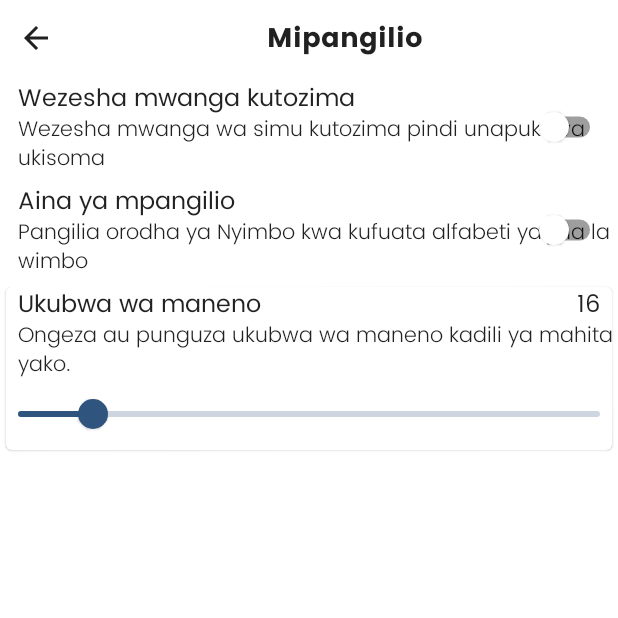
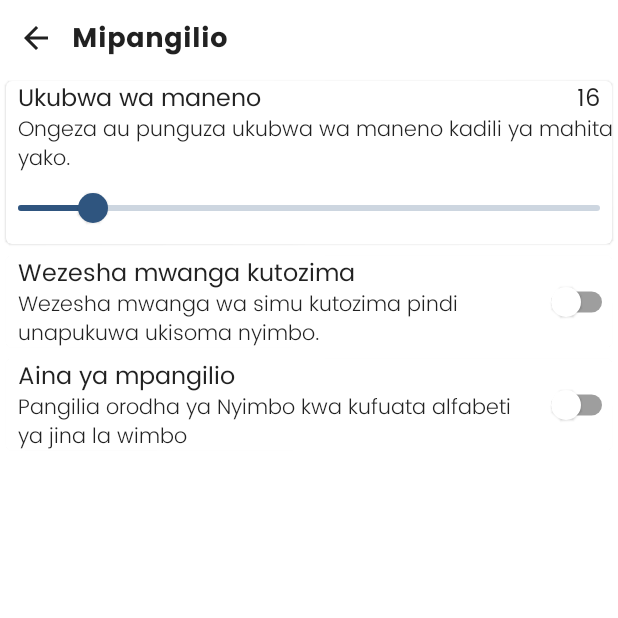
Before and after one commit to mwihechi/NyimboZaKristo, an Android app built with Jetpack Compose: the SettingScreen screen opened through its navigation route, on a phone screen of 412 x 824 dp, the top half of it. Run offline under Robolectric (Android 15) with nearby library versions, the phone set to English and light mode, and no system bars; our stand-ins replace Dagger/Hilt's generated code, Room's generated code, constraintlayout-compose, livedata-compose.

Commit message:
Base Application

```diff
--- a/app/src/main/java/com/tansoften/nyimbozakristo/NavHost.kt
+++ b/app/src/main/java/com/tansoften/nyimbozakristo/NavHost.kt
@@ -17,7 +17,8 @@ fun NavigationHost(navController: NavHostController, openDrawer: () -> Unit) {
         composable(DrawerScreens.AllSongScreen.route) {
             AllSongsScreen(openDrawer = {
                 openDrawer()
-            }, navController = navController)
+            }, navController = navController,
+            isShareApp = false)
         }
 
         composable(DrawerScreens.LovedSong.route) { LovedSongsScreen(navController = navController) }
@@ -40,7 +41,19 @@ fun NavigationHost(navController: NavHostController, openDrawer: () -> Unit) {
             )
         }
 
-        //composable(DrawerScreens.ShareScreen.route) { ShareApp() }
+        composable(DrawerScreens.NyimboSplashScreen.route) {
+            NyimboSplashScreen(navController = navController)
+        }
+
+        composable(DrawerScreens.ShareScreen.route) {
+            AllSongsScreen(
+                openDrawer = {
+                    openDrawer()
+                },
+                navController = navController,
+                isShareApp = true
+            )
+        }
 
     }
 }
--- a/app/src/main/java/com/tansoften/nyimbozakristo/screen/AboutScreen.kt
+++ b/app/src/main/java/com/tansoften/nyimbozakristo/screen/AboutScreen.kt
@@ -22,6 +22,7 @@ import androidx.compose.ui.unit.dp
 import androidx.constraintlayout.compose.ConstraintLayout
 import androidx.navigation.NavController
 import com.tansoften.nyimbozakristo.BuildConfig
+import com.tansoften.nyimbozakristo.DrawerScreens
 
 
 @Composable
@@ -39,7 +40,7 @@ fun AboutScreen(navController: NavController) {
             val (arrowIcon, titleText) = createRefs()
 
             IconButton(onClick = {
-                navController.popBackStack()
+                navController.navigate(DrawerScreens.AllSongScreen.route)
             }, modifier = Modifier.constrainAs(arrowIcon) {
                 centerVerticallyTo(parent)
                 start.linkTo(parent.start)
--- a/app/src/main/java/com/tansoften/nyimbozakristo/screen/AllSongScreen.kt
+++ b/app/src/main/java/com/tansoften/nyimbozakristo/screen/AllSongScreen.kt
@@ -1,4 +1,3 @@
-
 package com.tansoften.nyimbozakristo.screen
 
 import androidx.compose.foundation.background
@@ -7,32 +6,24 @@ import androidx.compose.foundation.layout.*
 import androidx.compose.foundation.lazy.LazyColumn
 import androidx.compose.foundation.lazy.itemsIndexed
 import androidx.compose.foundation.shape.CircleShape
-import androidx.compose.foundation.text.KeyboardOptions
 import androidx.compose.material.*
 import androidx.compose.material.icons.Icons
 import androidx.compose.material.icons.filled.Menu
 import androidx.compose.material.icons.filled.Sort
-import androidx.compose.runtime.setValue
-import androidx.compose.runtime.getValue
 import androidx.compose.material.icons.filled.SortByAlpha
-import androidx.compose.material.icons.rounded.Clear
 import androidx.compose.material.icons.rounded.Favorite
-import androidx.compose.material.icons.rounded.Search
 import androidx.compose.material.icons.twotone.Favorite
-import androidx.compose.runtime.Composable
+import androidx.compose.runtime.*
 import androidx.compose.runtime.livedata.observeAsState
-import androidx.compose.runtime.mutableStateOf
-import androidx.compose.runtime.saveable.rememberSaveable
-import androidx.compose.ui.Alignment
 import androidx.compose.ui.Modifier
-import androidx.compose.ui.graphics.Color
 import androidx.compose.ui.layout.layout
-import androidx.compose.ui.text.input.ImeAction
-import androidx.compose.ui.text.input.KeyboardType
 import androidx.compose.ui.text.style.TextAlign
 import androidx.compose.ui.text.style.TextOverflow
 import androidx.compose.ui.unit.dp
 import androidx.compose.ui.unit.sp
+import androidx.constraintlayout.compose.ChainStyle
+import androidx.constraintlayout.compose.ConstraintLayout
+import androidx.constraintlayout.compose.Dimension
 import androidx.hilt.navigation.compose.hiltViewModel
 import androidx.navigation.NavHostController
 import com.tansoften.nyimbozakristo.DrawerScreens
@@ -47,6 +38,7 @@ fun AllSongsScreen(
     openDrawer: () -> Unit,
     viewModel: SongsViewModel = hiltViewModel(),
     navController: NavHostController,
+    isShareApp: Boolean
 ) {
     val songs = viewModel.songs.observeAsState().value
 
@@ -63,6 +55,10 @@ fun AllSongsScreen(
                 }
             }
         }
+
+       /* if (isShareApp) {
+            ShareApp()
+        }*/
     }
 }
 
@@ -74,26 +70,40 @@ fun AppBarAllSong(
     // sort order value
     val sortOrderPreference = viewModel.songSorted.observeAsState().value
 
-    Row(
-        verticalAlignment = Alignment.CenterVertically,
-        horizontalArrangement = Arrangement.SpaceBetween,
+    ConstraintLayout(
         modifier = Modifier
             .requiredHeight(50.dp)
             .fillMaxSize()
     ) {
+        val (leadingIcon, textTitle, landingIcon) = createRefs()
+
+        createHorizontalChain(
+            leadingIcon,
+            textTitle,
+            landingIcon,
+            chainStyle = ChainStyle.SpreadInside
+        )
+
         IconButton(onClick = {
             onButtonClicked()
+        }, modifier = Modifier.constrainAs(leadingIcon) {
+            centerVerticallyTo(parent)
         }) {
             Icon(Icons.Filled.Menu, "Menu")
         }
 
         Text(
             text = "Nyimbo Za Kristo", textAlign = TextAlign.Center,
-            style = MaterialTheme.typography.h1
+            style = MaterialTheme.typography.h1,
+            modifier = Modifier.constrainAs(textTitle) {
+                centerVerticallyTo(parent)
+            }
         )
 
         if (sortOrderPreference != null) {
-            IconButton(onClick = {
+            IconButton(modifier = Modifier.constrainAs(landingIcon) {
+                centerVerticallyTo(parent)
+            }, onClick = {
                 when (sortOrderPreference.sortOrder) {
                     SortOrder.BY_NUMBER -> viewModel.sortOrderSelected(SortOrder.BY_NAME)
                     SortOrder.BY_NAME -> viewModel.sortOrderSelected(SortOrder.BY_NUMBER)
@@ -130,28 +140,39 @@ fun SongsCard(
 
             }) {
 
-        Row(
-            verticalAlignment = Alignment.CenterVertically,
-            horizontalArrangement = Arrangement.Center, modifier = Modifier
-                .fillMaxSize()
-                .padding(8.dp)
+        ConstraintLayout(
+            modifier = Modifier
+                .fillMaxWidth()
+                .padding(vertical = 8.dp)
         ) {
+            val (textTitle, textNo, landingIcon) = createRefs()
+            val firstGuideLine = createGuidelineFromAbsoluteLeft(0.11f)
+            val secondGuideLine = createGuidelineFromStart(0.9f)
+
             Text(
                 text = song.songs_id.toString(),
-                fontSize = 18.sp,
+                fontSize = 16.sp,
                 textAlign = TextAlign.Center,
+
                 modifier = Modifier
                     .background(MaterialTheme.colors.background, shape = CircleShape)
+                    .constrainAs(textNo) {
+                        linkTo(parent.start, firstGuideLine)
+                        top.linkTo(parent.top)
+                    }
                     .badgeLayout()
             )
             Text(
                 text = song.title,
                 fontSize = 18.sp,
                 maxLines = 1,
+                textAlign = TextAlign.Start,
                 overflow = TextOverflow.Ellipsis,
                 modifier = Modifier
-                    .weight(1f)
-                    .padding(start = 8.dp)
+                    .constrainAs(textTitle) {
+                        linkTo(firstGuideLine, secondGuideLine, startMargin = 2.dp)
+                        width = Dimension.fillToConstraints
+                    }
             )
 
             Surface(
@@ -161,6 +182,10 @@ fun SongsCard(
                 },
                 modifier = Modifier
                     .size(26.dp)
+                    .constrainAs(landingIcon) {
+                        linkTo(secondGuideLine, parent.end)
+                        width = Dimension.preferredWrapContent
+                    }
             ) {
                 when (song.like) {
                     true -> {
@@ -180,59 +205,6 @@ fun SongsCard(
 }
 
 
-@Composable
-fun SearchViewText(viewModel: SongsViewModel) {
-    var query by rememberSaveable { mutableStateOf("") }
-
-    Card(
-        modifier = Modifier
-            .fillMaxWidth()
-    ) {
-        TextField(
-            value = query,
-            onValueChange = { onQueryChanged ->
-                query = onQueryChanged
-                if (onQueryChanged.isNotEmpty()) {
-                    viewModel.searchQuery.value = query
-                }
-            },
-            leadingIcon = {
-                Icon(
-                    imageVector = Icons.Rounded.Search,
-                    tint = MaterialTheme.colors.onBackground,
-                    contentDescription = "Search icon"
-                )
-            },
-            trailingIcon = {
-                if (query.isNotEmpty()) {
-                    IconButton(onClick = {
-                        query = ""
-                        viewModel.searchQuery.value = query
-                    }) {
-                        Icon(
-                            imageVector = Icons.Rounded.Clear,
-                            tint = MaterialTheme.colors.onBackground,
-                            contentDescription = "Clear icon"
-                        )
-                    }
-                }
-            },
-            maxLines = 1,
-            colors = TextFieldDefaults.textFieldColors(backgroundColor = Color.Transparent),
-            placeholder = { Text(text = "tafuta kwa maneno au namba") },
-            textStyle = MaterialTheme.typography.body1,
-            singleLine = true,
-            keyboardOptions = KeyboardOptions(
-                keyboardType = KeyboardType.Text,
-                imeAction = ImeAction.Done
-            ),
-            modifier = Modifier
-                .fillMaxWidth()
-        )
-    }
-}
-
-
 fun Modifier.badgeLayout() =
     layout { measurable, constraints ->
         val placeable = measurable.measure(constraints)
--- a/app/src/main/java/com/tansoften/nyimbozakristo/screen/CategoryScreen.kt
+++ b/app/src/main/java/com/tansoften/nyimbozakristo/screen/CategoryScreen.kt
@@ -17,6 +17,7 @@ import androidx.compose.ui.text.style.TextAlign
 import androidx.compose.ui.unit.dp
 import androidx.constraintlayout.compose.ConstraintLayout
 import androidx.navigation.NavHostController
+import com.tansoften.nyimbozakristo.DrawerScreens
 
 
 @Composable
@@ -31,7 +32,7 @@ fun CategoryScreen(navController: NavHostController) {
             val (arrowIcon, titleText) = createRefs()
 
             IconButton(onClick = {
-                navController.popBackStack()
+                navController.navigate(DrawerScreens.AllSongScreen.route)
             }, modifier = Modifier.constrainAs(arrowIcon) {
                 centerVerticallyTo(parent)
                 start.linkTo(parent.start)
--- a/app/src/main/java/com/tansoften/nyimbozakristo/screen/LovedSongs.kt
+++ b/app/src/main/java/com/tansoften/nyimbozakristo/screen/LovedSongs.kt
@@ -23,6 +23,7 @@ import androidx.compose.ui.unit.sp
 import androidx.constraintlayout.compose.ConstraintLayout
 import androidx.hilt.navigation.compose.hiltViewModel
 import androidx.navigation.NavHostController
+import com.tansoften.nyimbozakristo.DrawerScreens
 import com.tansoften.nyimbozakristo.item.Songs
 import com.tansoften.nyimbozakristo.view_model.SongsViewModel
 
@@ -44,7 +45,7 @@ fun LovedSongsScreen(
             val (arrowIcon, titleText) = createRefs()
 
             IconButton(onClick = {
-                navController.popBackStack()
+                navController.navigate(DrawerScreens.AllSongScreen.route)
             }, modifier = Modifier.constrainAs(arrowIcon) {
                 centerVerticallyTo(parent)
                 start.linkTo(parent.start)
@@ -57,7 +58,6 @@ fun LovedSongsScreen(
                 modifier = Modifier.constrainAs(titleText) {
                     centerVerticallyTo(parent)
                     start.linkTo(arrowIcon.end)
-                    end.linkTo(parent.end)
                 },
                 style = MaterialTheme.typography.h1
             )
--- /dev/null
+++ b/app/src/main/java/com/tansoften/nyimbozakristo/screen/SearchTextView.kt
@@ -0,0 +1,71 @@
+package com.tansoften.nyimbozakristo.screen
+
+import androidx.compose.foundation.layout.fillMaxWidth
+import androidx.compose.foundation.text.KeyboardOptions
+import androidx.compose.material.*
+import androidx.compose.material.icons.Icons
+import androidx.compose.material.icons.rounded.Clear
+import androidx.compose.material.icons.rounded.Search
+import androidx.compose.runtime.Composable
+import androidx.compose.runtime.getValue
+import androidx.compose.runtime.mutableStateOf
+import androidx.compose.runtime.saveable.rememberSaveable
+import androidx.compose.runtime.setValue
+import androidx.compose.ui.Modifier
+import androidx.compose.ui.graphics.Color
+import androidx.compose.ui.text.input.ImeAction
+import androidx.compose.ui.text.input.KeyboardType
+import com.tansoften.nyimbozakristo.view_model.SongsViewModel
+
+
+@Composable
+fun SearchViewText(viewModel: SongsViewModel) {
+    var query by rememberSaveable { mutableStateOf("") }
+
+    Card(
+        modifier = Modifier
+            .fillMaxWidth()
+    ) {
+        TextField(
+            value = query,
+            onValueChange = { onQueryChanged ->
+                query = onQueryChanged
+                if (onQueryChanged.isNotEmpty()) {
+                    viewModel.searchQuery.value = query
+                }
+            },
+            leadingIcon = {
+                Icon(
+                    imageVector = Icons.Rounded.Search,
+                    tint = MaterialTheme.colors.onBackground,
+                    contentDescription = "Search icon"
+                )
+            },
+            trailingIcon = {
+                if (query.isNotEmpty()) {
+                    IconButton(onClick = {
+                        query = ""
+                        viewModel.searchQuery.value = query
+                    }) {
+                        Icon(
+                            imageVector = Icons.Rounded.Clear,
+                            tint = MaterialTheme.colors.onBackground,
+                            contentDescription = "Clear icon"
+                        )
+                    }
+                }
+            },
+            maxLines = 1,
+            colors = TextFieldDefaults.textFieldColors(backgroundColor = Color.Transparent),
+            placeholder = { Text(text = "tafuta kwa maneno au namba") },
+            textStyle = MaterialTheme.typography.body1,
+            singleLine = true,
+            keyboardOptions = KeyboardOptions(
+                keyboardType = KeyboardType.Text,
+                imeAction = ImeAction.Done
+            ),
+            modifier = Modifier
+                .fillMaxWidth()
+        )
+    }
+}
--- a/app/src/main/java/com/tansoften/nyimbozakristo/screen/SettingScreen.kt
+++ b/app/src/main/java/com/tansoften/nyimbozakristo/screen/SettingScreen.kt
@@ -9,11 +9,15 @@ import androidx.compose.material.icons.filled.ArrowBack
 import androidx.compose.runtime.*
 import androidx.compose.runtime.livedata.observeAsState
 import androidx.compose.ui.Modifier
+import androidx.compose.ui.text.font.FontWeight
 import androidx.compose.ui.text.style.TextAlign
 import androidx.compose.ui.unit.dp
+import androidx.constraintlayout.compose.ChainStyle
 import androidx.constraintlayout.compose.ConstraintLayout
+import androidx.constraintlayout.compose.Dimension
 import androidx.hilt.navigation.compose.hiltViewModel
 import androidx.navigation.NavController
+import com.tansoften.nyimbozakristo.DrawerScreens
 import com.tansoften.nyimbozakristo.storage.SortOrder
 import com.tansoften.nyimbozakristo.view_model.SettingViewModel
 import kotlin.math.roundToInt
@@ -31,7 +35,7 @@ fun SettingScreen(viewModel: SettingViewModel = hiltViewModel(), navController:
             val (arrowIcon, titleText) = createRefs()
 
             IconButton(onClick = {
-                navController.popBackStack()
+                navController.navigate(DrawerScreens.AllSongScreen.route)
             }, modifier = Modifier.constrainAs(arrowIcon) {
                 centerVerticallyTo(parent)
                 start.linkTo(parent.start)
@@ -44,21 +48,19 @@ fun SettingScreen(viewModel: SettingViewModel = hiltViewModel(), navController:
                 modifier = Modifier.constrainAs(titleText) {
                     centerVerticallyTo(parent)
                     start.linkTo(arrowIcon.end)
-                    end.linkTo(parent.end)
                 },
                 style = MaterialTheme.typography.h1
             )
         }
 
+        // Font size card
+        FontSizeCard(viewModel = viewModel)
 
         // Screen stay awake card
         KeepScreenOnCard(viewModel = viewModel)
 
         // Sort order card
         SortOrderCard(viewModel = viewModel)
-
-        // Font size card
-        FontSizeCard(viewModel = viewModel)
     }
 }
 
@@ -100,7 +102,6 @@ fun FontSizeCard(viewModel: SettingViewModel) {
                     modifier = Modifier.constrainAs(textFontSize) {
                         end.linkTo(parent.end, margin = 8.dp)
                         top.linkTo(parent.top)
-
                     })
                 Slider(
                     valueRange = 0.14f..0.30f,
@@ -128,11 +129,11 @@ fun KeepScreenOnCard(viewModel: SettingViewModel) {
         shape = RoundedCornerShape(4.dp),
         modifier = Modifier.padding(4.dp)
     ) {
-        ConstraintLayout {
+        ConstraintLayout(modifier = Modifier.fillMaxWidth()) {
             val (textTitle, textExplanation, switch) = createRefs()
             val isScreenOn = viewModel.isScreenOn.observeAsState().value
 
-            val text = "Wezesha mwanga wa simu kutozima pindi unapukuwa ukisoma"
+            val text = "Wezesha mwanga wa simu kutozima pindi unapukuwa ukisoma nyimbo."
 
             Text(
                 text = "Wezesha mwanga kutozima",
@@ -145,9 +146,11 @@ fun KeepScreenOnCard(viewModel: SettingViewModel) {
             Text(
                 text = text,
                 style = MaterialTheme.typography.body2,
+                textAlign = TextAlign.Start,
                 modifier = Modifier.constrainAs(textExplanation) {
-                    start.linkTo(parent.start, margin = 8.dp)
+                    linkTo(parent.start, switch.start, startMargin = 8.dp)
                     top.linkTo(textTitle.bottom)
+                    width = Dimension.fillToConstraints
                 }
             )
 
@@ -158,12 +161,12 @@ fun KeepScreenOnCard(viewModel: SettingViewModel) {
                     checkedState = it
                     viewModel.updateIsScreenOn(isScreenOn = it)
                 }, modifier = Modifier.constrainAs(switch) {
-                    end.linkTo(parent.end, margin = 8.dp)
-                    top.linkTo(parent.top)
-                    bottom.linkTo(textExplanation.bottom)
+                    linkTo(parent.top, textExplanation.bottom)
+                    end.linkTo(parent.end)
                 })
             }
 
+           // createHorizontalChain(textExplanation, switch,  chainStyle = ChainStyle.SpreadInside)
         }
     }
 }
@@ -194,8 +197,9 @@ fun SortOrderCard(viewModel: SettingViewModel) {
                 text = text,
                 style = MaterialTheme.typography.body2,
                 modifier = Modifier.constrainAs(textExplanation) {
-                    start.linkTo(parent.start, margin = 8.dp)
+                    linkTo(parent.start, switch.start, startMargin = 8.dp)
                     top.linkTo(textTitle.bottom)
+                    width = Dimension.fillToConstraints
                 }
             )
 
@@ -218,9 +222,8 @@ fun SortOrderCard(viewModel: SettingViewModel) {
                         }
                     )
                 }, modifier = Modifier.constrainAs(switch) {
-                    end.linkTo(parent.end, margin = 8.dp)
-                    top.linkTo(parent.top)
-                    bottom.linkTo(textExplanation.bottom)
+                    linkTo(parent.top, textExplanation.bottom)
+                    end.linkTo(parent.end)
                 })
             }
         }
--- a/app/src/main/java/com/tansoften/nyimbozakristo/screen/VerseScreen.kt
+++ b/app/src/main/java/com/tansoften/nyimbozakristo/screen/VerseScreen.kt
@@ -31,6 +31,7 @@ import com.google.accompanist.pager.ExperimentalPagerApi
 import com.google.accompanist.pager.HorizontalPager
 import com.google.accompanist.pager.rememberPagerState
 import com.tansoften.nyimbozakristo.APP_URL
+import com.tansoften.nyimbozakristo.DrawerScreens
 import com.tansoften.nyimbozakristo.item.Songs
 import com.tansoften.nyimbozakristo.storage.SortOrder
 import com.tansoften.nyimbozakristo.ui.theme.LikeColor
@@ -115,7 +116,7 @@ fun Content(
             val (backArrowIcon, shareIcon, fontSizeIcon, lovedIcon, textAppName) = createRefs()
 
             IconButton(onClick = {
-                navController.popBackStack()
+                navController.navigate(DrawerScreens.AllSongScreen.route)
             }, modifier = Modifier.constrainAs(backArrowIcon) {
                 start.linkTo(parent.start)
                 top.linkTo(parent.top)
@@ -165,7 +166,7 @@ fun Content(
 
         Spacer(modifier = Modifier.height(4.dp))
         Text(
-            text = "${verse[pageNo].songs_id}: ${verse[pageNo].title}",
+            text = "${verse[pageNo].songs_id}-${verse[pageNo].title}",
             textAlign = TextAlign.Center,
             color = LikeColor,
             style = MaterialTheme.typography.h1,
```
Also changed, not shown: app/src/main/java/com/tansoften/nyimbozakristo/Drawer.kt (+26 -7 lines), app/src/main/java/com/tansoften/nyimbozakristo/screen/SplashScreen.kt (added, +61 -0 lines).
